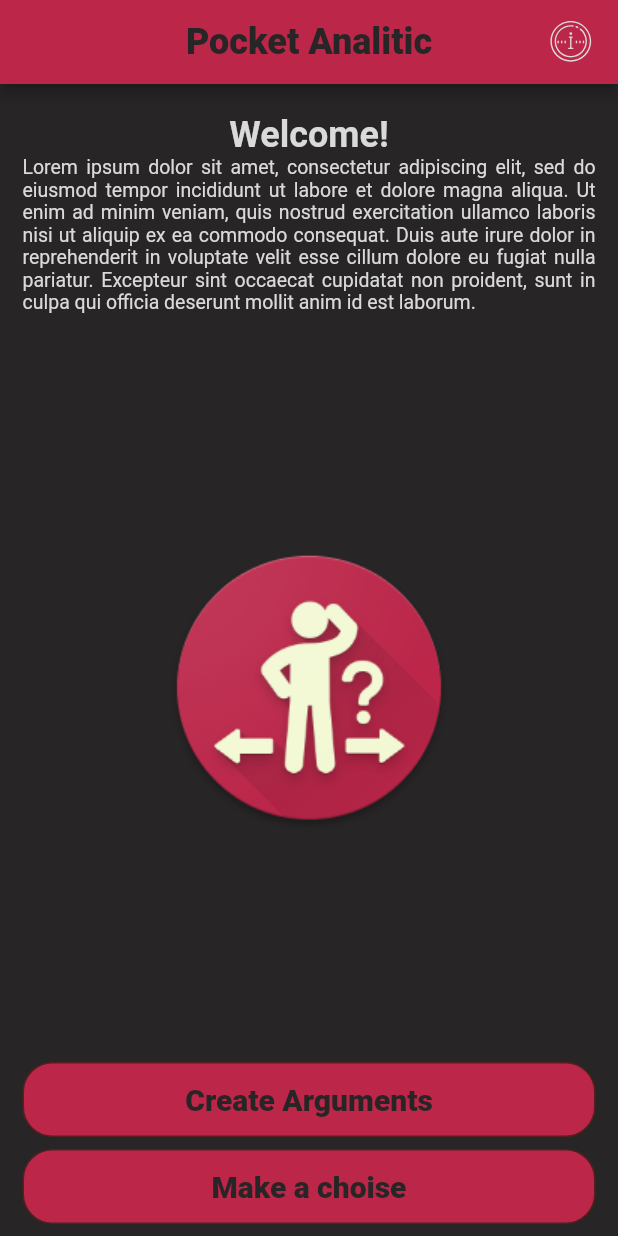
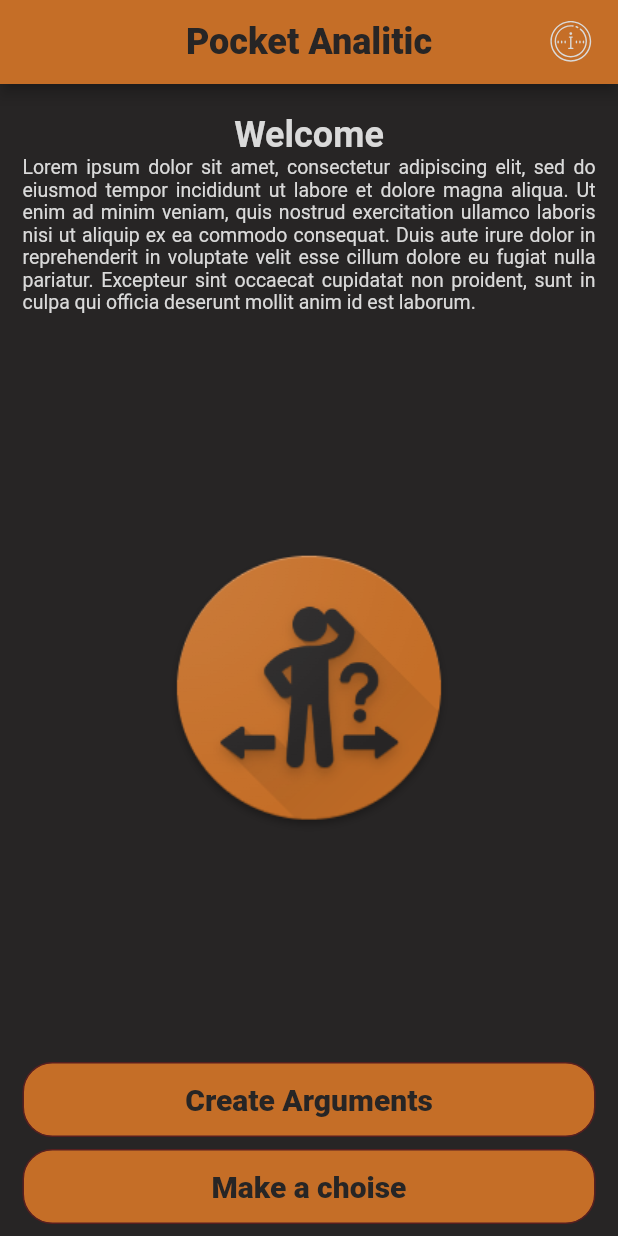
Before and after one commit to NikitaPits/pocket_analitic, a Flutter app: the screen it shows after launch, on a phone screen of 412 x 824 dp. Run offline on Flutter 3.47's test engine with Material 2 defaults, Android fonts, the phone set to English and light mode, and no system bars; our stand-ins replace flutter_svg, shared_preferences.

Commit message:
mast have changes)))

```diff
--- a/pocket_analitic/lib/home.dart
+++ b/pocket_analitic/lib/home.dart
@@ -1,6 +1,7 @@
 import 'package:flutter/material.dart';
 import 'package:pocket_analitic/theme/custom_colors.dart';
 import 'package:pocket_analitic/theme/custom_fonts.dart';
+import 'package:pocket_analitic/theme/text_variables.dart';
 import 'package:pocket_analitic/view/UI/buttoms/custom_icon_button.dart';
 import 'package:pocket_analitic/view/home_page_widgets/home_manu_buttons.dart';
 
@@ -46,11 +47,11 @@
             children: [
               Column(
                 children: [
-                  Text('Welcome!',
+                  Text(TextVariables.welcome,
                       style: CustomTextStyle.title1Bold24(
                           c: CustomColors.mainText)),
                   Text(
-                    'Lorem ipsum dolor sit amet, consectetur adipiscing elit, sed do eiusmod tempor incididunt ut labore et dolore magna aliqua. Ut enim ad minim veniam, quis nostrud exercitation ullamco laboris nisi ut aliquip ex ea commodo consequat. Duis aute irure dolor in reprehenderit in voluptate velit esse cillum dolore eu fugiat nulla pariatur. Excepteur sint occaecat cupidatat non proident, sunt in culpa qui officia deserunt mollit anim id est laborum.',
+                    TextVariables.mainPageText,
                     textAlign: TextAlign.justify,
                     style: CustomTextStyle.caption1Regular13(
                         c: CustomColors.mainText),
--- a/pocket_analitic/lib/theme/custom_colors.dart
+++ b/pocket_analitic/lib/theme/custom_colors.dart
@@ -7,7 +7,7 @@
   static const Color contures = Color.fromARGB(255, 88, 31, 31);
   static const Color mainText = Color.fromARGB(255, 218, 218, 218);
   static const Color hintText = Color.fromARGB(104, 218, 218, 218);
-  static const Color uiTheme = Color(0xFFBB2649);
-  static const Color vivaMagenta = Color(0xFFBB2649);
+  static const Color uiTheme = Color.fromARGB(255, 197, 110, 39);
+  static const Color vivaMagenta = Color.fromARGB(255, 197, 110, 39);
   static const Color white = Color.fromARGB(255, 248, 248, 238);
 }
--- /dev/null
+++ b/pocket_analitic/lib/theme/text_variables.dart
@@ -0,0 +1,5 @@
+class TextVariables {
+  static const String welcome = 'Welcome';
+  static const String mainPageText =
+      'Lorem ipsum dolor sit amet, consectetur adipiscing elit, sed do eiusmod tempor incididunt ut labore et dolore magna aliqua. Ut enim ad minim veniam, quis nostrud exercitation ullamco laboris nisi ut aliquip ex ea commodo consequat. Duis aute irure dolor in reprehenderit in voluptate velit esse cillum dolore eu fugiat nulla pariatur. Excepteur sint occaecat cupidatat non proident, sunt in culpa qui officia deserunt mollit anim id est laborum.';
+}
--- a/pocket_analitic/lib/view/choiser_page/choiser_page.dart
+++ b/pocket_analitic/lib/view/choiser_page/choiser_page.dart
@@ -3,7 +3,7 @@
 import 'package:pocket_analitic/theme/custom_fonts.dart';
 import 'package:pocket_analitic/view/UI/buttoms/custom_icon_button.dart';
 import 'package:pocket_analitic/view/UI/buttoms/menu_button.dart';
-import 'package:pocket_analitic/view/create_arguments_page/local_widgets/range_input.dart';
+import 'package:pocket_analitic/view/choiser_page/local_widgets/range_input.dart';
 import 'package:pocket_analitic/view/result_of_choise/result_of_choise_page.dart';
 
 class ChoiserPage extends StatefulWidget {
--- a/pocket_analitic/pubspec.yaml
+++ b/pocket_analitic/pubspec.yaml
@@ -37,6 +37,7 @@
   # Use with the CupertinoIcons class for iOS style icons.
   cupertino_icons: ^1.0.2
   flutter_svg: ^1.1.6
+  shared_preferences: ^2.0.15
 
 dev_dependencies:
   flutter_test:
```
Also changed, not shown: pocket_analitic/lib/view/create_arguments_page/create_arguments_page.dart (+9 -1 lines), pocket_analitic/assets/images/logo.png, pocket_analitic/lib/view/choiser_page/local_widgets/range_input.dart (renamed from pocket_analitic/lib/view/create_arguments_page/local_widgets/range_input.dart), pocket_analitic/pubspec.lock, 15 other files.
